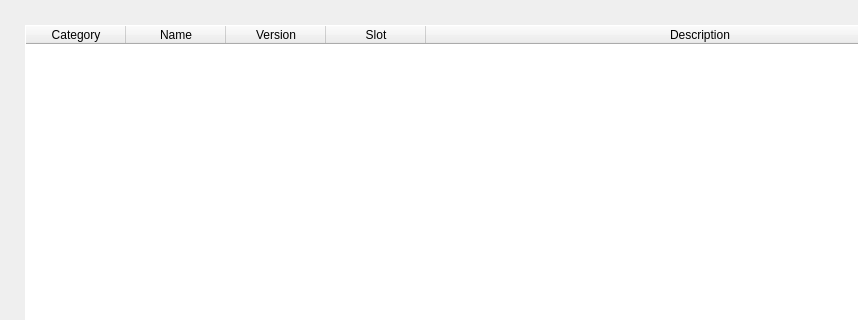
Qt form ui/office.ui (redcorelinux/sisyphus) before a commit; both pictures show x 0 to 858 and y 0 to 320 of the 1000 by 600 pixel window.
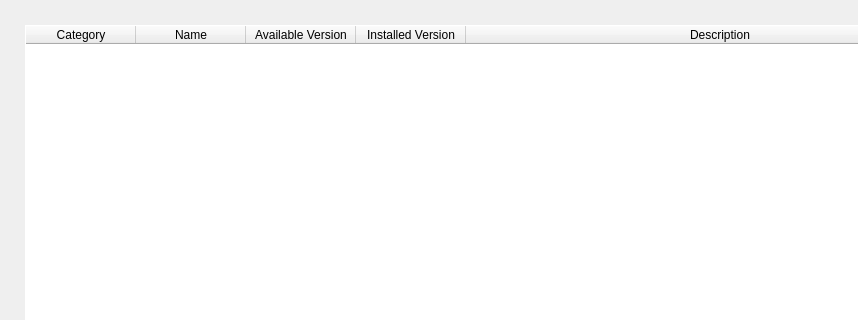
The same form after that commit. Icons and pictures are not drawn.

Commit message: adjust column sizes, and header names

```diff
--- a/ui/office.ui
+++ b/ui/office.ui
@@ -71,6 +71,9 @@
    <attribute name="horizontalHeaderCascadingSectionResizes">
     <bool>true</bool>
    </attribute>
+   <attribute name="horizontalHeaderDefaultSectionSize">
+    <number>110</number>
+   </attribute>
    <attribute name="horizontalHeaderStretchLastSection">
     <bool>true</bool>
    </attribute>
@@ -89,12 +92,12 @@
    </column>
    <column>
     <property name="text">
-     <string>Version</string>
+     <string>Available Version</string>
     </property>
    </column>
    <column>
     <property name="text">
-     <string>Slot</string>
+     <string>Installed Version</string>
     </property>
    </column>
    <column>
```
The commit also changes 8 other files.
